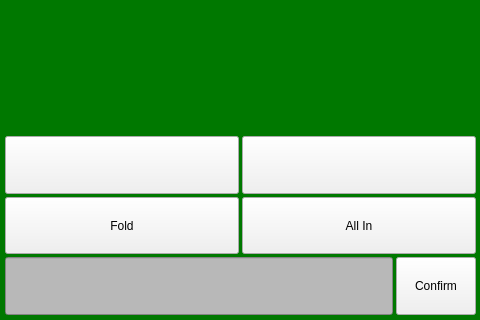
First picture: the form in src/gui/PokerUI/mainwindow.ui, repository damian-ds7/PROI-Poker, before the edit; both pictures show x 955 to 1435 and y 369 to 689 of the 1435 by 689 pixel window.
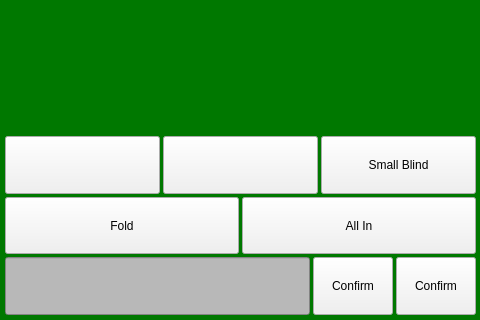
Second picture: the form after the edit. Icons and pictures are not drawn.

```diff
--- a/src/gui/PokerUI/mainwindow.ui
+++ b/src/gui/PokerUI/mainwindow.ui
@@ -100,6 +100,25 @@
 								</property>
 							</widget>
 						</item>
+						<item>
+							<widget class="QPushButton" name="SmallBlindButton">
+								<property name="sizePolicy">
+									<sizepolicy hsizetype="Minimum" vsizetype="Minimum">
+										<horstretch>0</horstretch>
+										<verstretch>0</verstretch>
+									</sizepolicy>
+								</property>
+								<property name="autoFillBackground">
+									<bool>false</bool>
+								</property>
+								<property name="styleSheet">
+									<string notr="true">background-color: rgb(240, 240, 240);</string>
+								</property>
+								<property name="text">
+									<string>Small Blind</string>
+								</property>
+							</widget>
+						</item>
 					</layout>
 				</item>
 				<item>
@@ -187,6 +206,22 @@
 								</property>
 							</widget>
 						</item>
+						<item>
+							<widget class="QPushButton" name="ConfirmSmallBlindButton">
+								<property name="sizePolicy">
+									<sizepolicy hsizetype="Minimum" vsizetype="Minimum">
+										<horstretch>0</horstretch>
+										<verstretch>0</verstretch>
+									</sizepolicy>
+								</property>
+								<property name="styleSheet">
+									<string notr="true">background-color: rgb(240, 240, 240);</string>
+								</property>
+								<property name="text">
+									<string>Confirm</string>
+								</property>
+							</widget>
+						</item>
 					</layout>
 				</item>
 			</layout>
```
